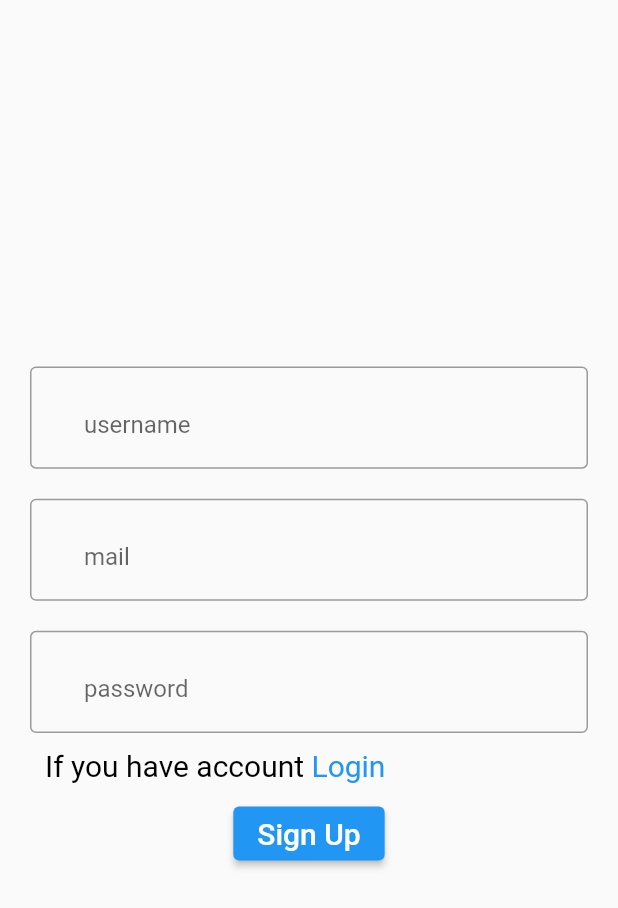
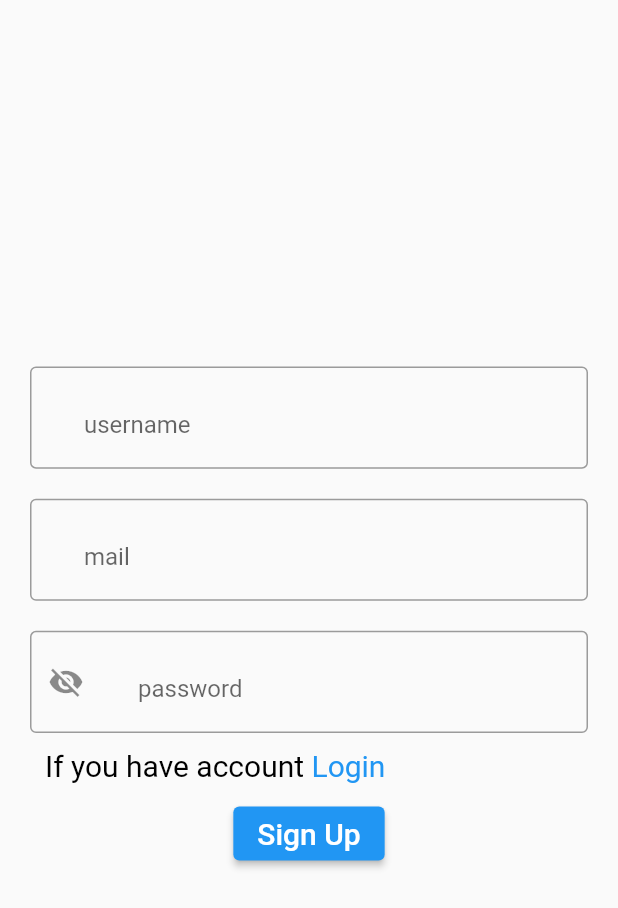
Before and after one commit to Ebrahim22Hassan/Firebase-Course, a Flutter app: the SignUp screen opened by its route, on a phone screen of 412 x 824 dp. Shown: the top 908 px of the screen. Run offline on Flutter 3.47's test engine with Material 2 defaults, Android fonts, the phone set to English and light mode, and no system bars; our stand-ins replace awesome_dialog, cloud_firestore, firebase_auth, firebase_core, firebase_messaging, firebase_storage and 4 more; accounts and stored records are empty.

```diff
--- a/lib/auth/signup.dart
+++ b/lib/auth/signup.dart
@@ -13,6 +13,8 @@ class SignUp extends StatefulWidget {
 class _SignUpState extends State<SignUp> {
   var userName, myPassword, myEmail;
   GlobalKey<FormState> formState = GlobalKey<FormState>();
+
+  bool _obscureText = true;
 
   signUp() async {
     var formData = formState.currentState;
@@ -106,13 +108,23 @@ class _SignUpState extends State<SignUp> {
                   ),
                   const SizedBox(height: 20.0),
                   TextFormField(
-                    decoration: const InputDecoration(
+                    decoration: InputDecoration(
                       prefix: Icon(Icons.lock),
                       hintText: "password",
-                      border: OutlineInputBorder(
+                      border: const OutlineInputBorder(
                         borderSide: BorderSide(width: 1),
                       ),
+                      prefixIcon: IconButton(
+                          onPressed: () {
+                            setState(() {
+                              _obscureText = !_obscureText;
+                            });
+                          },
+                          icon: Icon(_obscureText
+                              ? Icons.visibility_off
+                              : Icons.visibility)),
                     ),
+                    obscureText: _obscureText,
                     onSaved: (value) {
                       myPassword = value;
                     },
```
